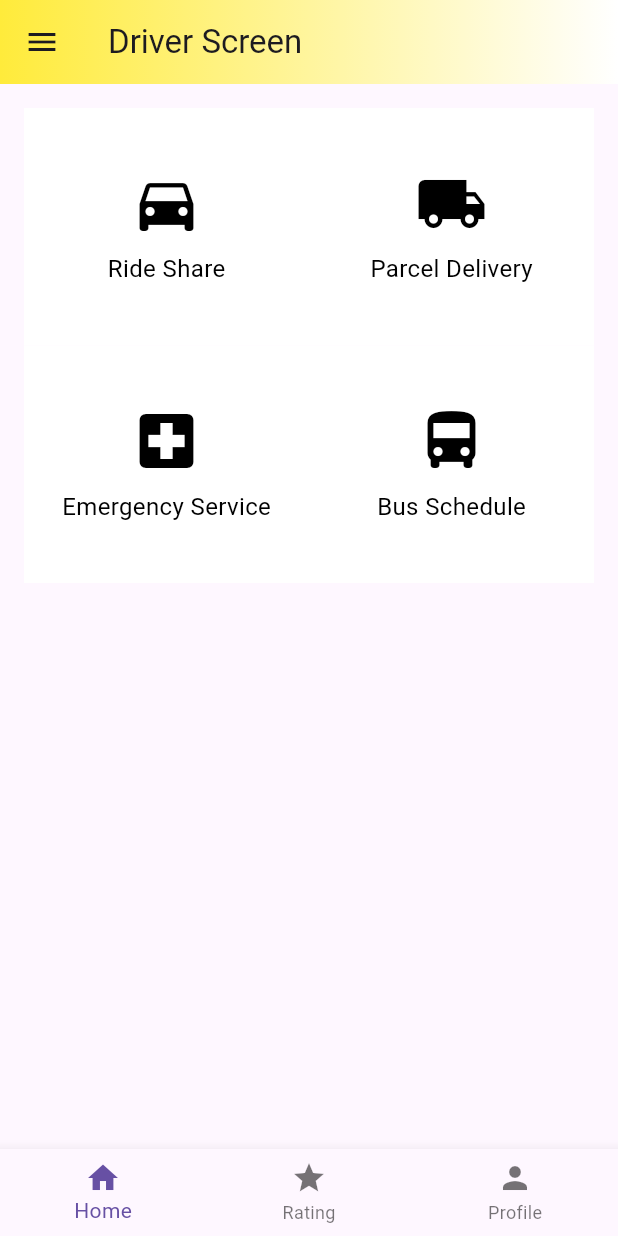
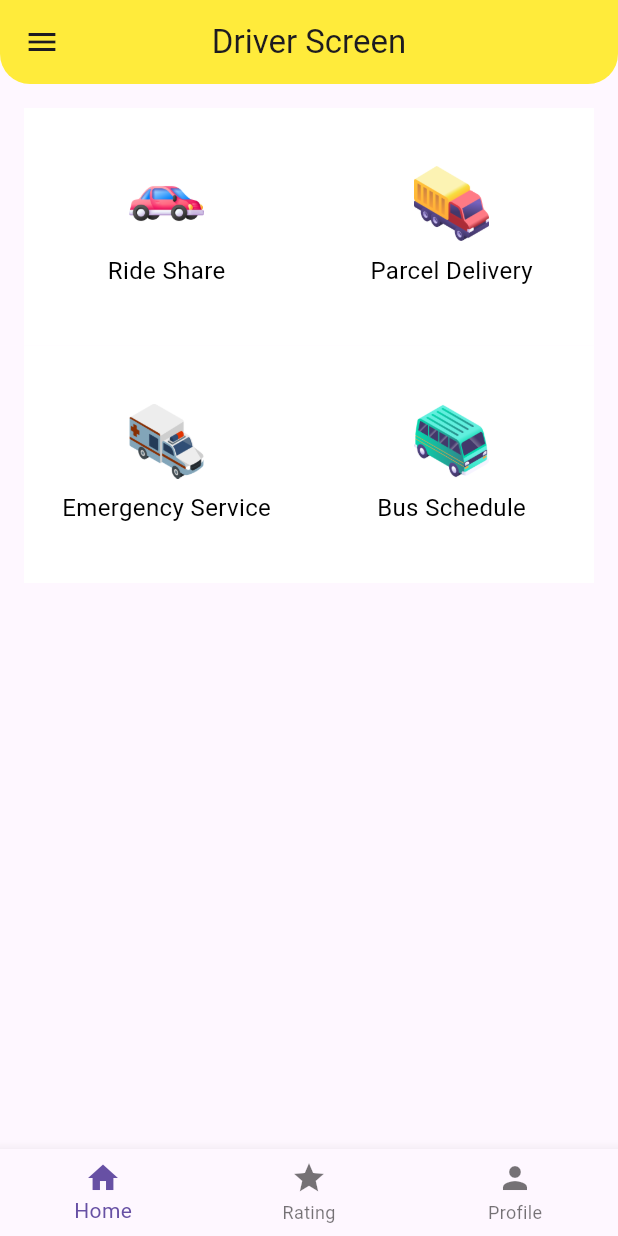
Before and after one commit to mibad862/EasyTransit, a Flutter app: the DriverScreen screen opened directly, on a phone screen of 412 x 824 dp. Run offline on Flutter 3.47's test engine with Material 3 defaults, Android fonts, the phone set to English and light mode, and no system bars; our stand-ins replace cloud_firestore, firebase_auth, firebase_core, firebase_storage, flutter_easyloading, geocoding and 7 more; missing offline and left inert: flutter_google_places_hoc081098, google_api_headers, google_maps_webservice, map_launcher, place_picker; accounts and stored records are empty.

```diff
--- a/lib/views/constants/constant.dart
+++ b/lib/constants/constant.dart
@@ -32,7 +32,7 @@ import 'package:place_picker/place_picker.dart';
 import 'package:url_launcher/url_launcher.dart';
 import 'package:uuid/uuid.dart';
 
-import '../../model/admin_commission.dart';
+import '../model/admin_commission.dart';
 import 'show_toast_dialog.dart';
 
 class Constant {
--- a/lib/driver_screen.dart
+++ /dev/null
@@ -1,205 +0,0 @@
-import 'package:demo_project1/views/passenger_screen.dart';
-import 'package:flutter/material.dart';
-import 'create_ride_screen.dart';
-
-class DriverScreen extends StatelessWidget {
-  const DriverScreen({super.key});
-
-  @override
-  Widget build(BuildContext context) {
-  int _currentIndex = 0;
-
-    return Scaffold(
-      appBar: AppBar(
-        backgroundColor: Colors.transparent,
-        flexibleSpace: Container(
-          decoration: BoxDecoration(
-            gradient: LinearGradient(
-              colors: [Colors.yellow, Colors.white],
-              begin: Alignment.topLeft,
-              end: Alignment.topRight,
-            ),
-          ),
-        ),
-        title: Text('Driver Screen'),
-      ),
-      drawer: buildDrawer(context), // Use a separate method for the drawer
-      body: buildBody(context), // Use a separate method for the body
-      bottomNavigationBar: BottomNavigationBar( // Add the bottom navigation bar
-        currentIndex: _currentIndex,
-        items: [
-          BottomNavigationBarItem(
-            icon: Icon(Icons.home),
-            label: 'Home',
-          ),
-          BottomNavigationBarItem(
-            icon: Icon(Icons.star),
-            label: 'Rating',
-          ),
-          BottomNavigationBarItem(
-            icon: Icon(Icons.person),
-            label: 'Profile',
-          ),
-        ],
-        onTap: (index) {
-          // Handle item tap to navigate to different sections
-          if (index == 0) {
-            // Navigate to the home section
-            Navigator.pop(context);
-          } else if (index == 1) {
-            // Navigate to the rating section (you can replace this with your own logic)
-            // Navigator.push(...);
-          } else if (index == 2) {
-            // Navigate to the profile section (you can replace this with your own logic)
-            // Navigator.push(...);
-          }
-        },
-      ),
-    );
-  }
-
-  Widget buildDrawer(BuildContext context) {
-    return Drawer(
-      child: Container(
-        decoration: BoxDecoration(
-          gradient: LinearGradient(
-            colors: [Colors.yellow, Colors.white],
-            begin: Alignment.topLeft,
-            end: Alignment.topRight,
-          ),
-        ),
-        child: ListView(
-          padding: EdgeInsets.zero,
-          children: <Widget>[
-            UserAccountsDrawerHeader(
-              decoration: BoxDecoration(
-                gradient: LinearGradient(
-                  colors: [Colors.yellow, Colors.white],
-                  begin: Alignment.topLeft,
-                  end: Alignment.topRight,
-                ),
-              ),
-              accountName: Text(
-                "Shaheryar",
-                style: TextStyle(
-                  fontSize: 18.0,
-                  color: Colors.black, // Set text color to black
-                ),
-              ),
-              accountEmail: Text(
-                "sharyarhanif2865@gmail.com",
-                style: TextStyle(
-                  color: Colors.black, // Set text color to black
-                ),
-              ),
-              currentAccountPicture: CircleAvatar(
-                backgroundColor: Colors.black,
-                child: Text(
-                  'S',
-                  style: TextStyle(fontSize: 40.0, color: Colors.white),
-                ),
-              ),
-            ),
-
-            _createDrawerItem(icon: Icons.home, text: 'Home', onTap: () => Navigator.pop(context)),
-            _createDrawerItem(icon: Icons.add_circle, text: 'Create Trip', onTap: () => Navigator.pop(context)),
-            _createDrawerItem(icon: Icons.receipt, text: 'Trip Requests', onTap: () => Navigator.pop(context)),
-            _createDrawerItem(icon: Icons.edit, text: 'Edit Profile', onTap: () => Navigator.pop(context)),
-            _createDrawerItem(icon: Icons.exit_to_app, text: 'Logout', onTap: () => Navigator.pop(context)),
-            _createDrawerItem(icon: Icons.security, text: 'Privacy Policy', onTap: () => Navigator.pop(context)),
-            SwitchListTile(
-              title: Text('Passenger Mode'),
-              value: false, // this should be a state variable
-              onChanged: (bool value) {
-                // Update the state of the app
-                if (value) {
-                  Navigator.of(context).pushReplacement(MaterialPageRoute(
-                    builder: (context) => PassengerScreen(),
-                  ));
-                } else {
-                  // Handle turning off Passenger Mode
-                }
-              },
-              secondary: Icon(Icons.person),
-            ),
-          ],
-        ),
-      ),
-    );
-  }
-
-  Widget _createDrawerItem({required IconData icon, required String text, required GestureTapCallback onTap}) {
-    return ListTile(
-      leading: Icon(icon),
-      title: Text(text),
-      onTap: onTap,
-    );
-  }
-
-  Widget buildBody(BuildContext context) {
-    return GridView.count(
-      crossAxisCount: 2,
-      padding: EdgeInsets.all(16.0),
-      childAspectRatio: 1.2,
-      children: [
-        _createBoxItem(
-          text: 'Ride Share',
-          icon: Icons.directions_car,
-          onTap: () {
-            Navigator.push(
-              context,
-              MaterialPageRoute(
-                builder: (context) => CreateRideScreen(),
-              ),
-            );
-          },
-        ),
-        _createBoxItem(
-          text: 'Parcel Delivery',
-          icon: Icons.local_shipping,
-          onTap: () {
-            // Handle the action for Parcel Delivery
-          },
-        ),
-        _createBoxItem(
-          text: 'Emergency Service',
-          icon: Icons.local_hospital,
-          onTap: () {
-            // Handle the action for Emergency Service
-          },
-        ),
-        _createBoxItem(
-          text: 'Bus Schedule',
-          icon: Icons.directions_bus,
-          onTap: () {
-            // Handle the action for Bus Schedule
-          },
-        ),
-      ],
-    );
-  }
-
-  Widget _createBoxItem({required String text, required IconData icon, required GestureTapCallback onTap}) {
-    return GestureDetector(
-      onTap: onTap,
-      child: Container(
-        color: Colors.white,
-        padding: EdgeInsets.all(16.0),
-        child: Column(
-          mainAxisAlignment: MainAxisAlignment.center,
-          children: [
-            Icon(icon, size: 48.0, color: Colors.black),
-            SizedBox(height: 8.0),
-            Text(
-              text,
-              style: TextStyle(
-                fontSize: 16.0,
-                color: Colors.black,
-              ),
-            ),
-          ],
-        ),
-      ),
-    );
-  }
-}
--- a/lib/main.dart
+++ b/lib/main.dart
@@ -1,4 +1,5 @@
 import 'package:demo_project1/firebase_options.dart';
+import 'package:demo_project1/home_screen.dart';
 import 'package:demo_project1/views/welcome_screen.dart';
 import 'package:firebase_core/firebase_core.dart';
 import 'package:flutter/material.dart';
@@ -22,7 +23,8 @@ class MyApp extends StatelessWidget {
       initialRoute: '/',
       routes: {
         '/': (context) => SplashScreen(),
-        '/login': (context) => const Welcome(), // Update to LoginPage
+        '/login': (context) => const Welcome(),
+        '/home': (context) => HomeScreen() // Update to LoginPage
         // '/otp': (context) => const OtpScreen(), // Update to LoginPage
 
         // Add routes for other pages here
--- a/lib/views/dilver_parcel_screen/create_parcel_request.dart
+++ b/lib/views/dilver_parcel_screen/create_parcel_request.dart
@@ -1,9 +1,9 @@
-import 'package:demo_project1/services/firebase_firestore_services.dart';
 import 'package:flutter/material.dart';
 
 import '../../common_widgets/common_appbar.dart';
 import '../../common_widgets/common_text_field.dart';
 import '../location/location_screen.dart';
+import '../../services/firebase_firestore_services.dart';
 
 class ParcelRequest extends StatefulWidget {
   @override
--- a/lib/views/driver_screen.dart
+++ b/lib/views/driver_section/driver_screen.dart
@@ -1,10 +1,12 @@
+import 'package:demo_project1/common_widgets/common_appbar.dart';
 import 'package:demo_project1/views/bus_schedule/bus_schedule.dart';
-import 'package:demo_project1/views/widgets/emergency_service.dart';
+import 'package:demo_project1/views/emergency_screen.dart/emergency_service.dart';
 import 'package:demo_project1/views/widgets/parcel_delivery.dart';
+import 'package:firebase_auth/firebase_auth.dart';
 import 'package:flutter/material.dart';
 
-import 'passenger_screen.dart'; // Import the passenger screen file
-import 'widgets/create_ride.dart';
+import '../passenger_section/passenger_screen.dart'; // Import the passenger screen file
+import '../widgets/create_ride.dart';
 
 class DriverScreen extends StatelessWidget {
   const DriverScreen(
@@ -15,25 +17,13 @@ class DriverScreen extends StatelessWidget {
     int _currentIndex = 0;
 
     return Scaffold(
-      appBar: AppBar(
-        backgroundColor: Colors.transparent,
-        flexibleSpace: Container(
-          decoration: BoxDecoration(
-            gradient: LinearGradient(
-              colors: [Colors.yellow, Colors.white],
-              begin: Alignment.topLeft,
-              end: Alignment.topRight,
-            ),
-          ),
-        ),
-        title: Text('Driver Screen'),
-      ),
+      appBar: const CommonAppBar(title: "Driver Screen", showicon: false),
       drawer: buildDrawer(context), // Use a separate method for the drawer
       body: buildBody(context), // Use a separate method for the body
       bottomNavigationBar: BottomNavigationBar(
         // Add the bottom navigation bar
         currentIndex: _currentIndex,
-        items: [
+        items: const [
           BottomNavigationBarItem(
             icon: Icon(Icons.home),
             label: 'Home',
@@ -67,7 +57,7 @@ class DriverScreen extends StatelessWidget {
   Widget buildDrawer(BuildContext context) {
     return Drawer(
       child: Container(
-        decoration: BoxDecoration(
+        decoration: const BoxDecoration(
           gradient: LinearGradient(
             colors: [Colors.yellow, Colors.white],
             begin: Alignment.topLeft,
@@ -77,7 +67,7 @@ class DriverScreen extends StatelessWidget {
         child: ListView(
           padding: EdgeInsets.zero,
           children: <Widget>[
-            UserAccountsDrawerHeader(
+            const UserAccountsDrawerHeader(
               decoration: BoxDecoration(
                 gradient: LinearGradient(
                   colors: [Colors.yellow, Colors.white],
@@ -123,27 +113,37 @@ class DriverScreen extends StatelessWidget {
                 text: 'Edit Profile',
                 onTap: () => Navigator.pop(context)),
             _createDrawerItem(
-                icon: Icons.exit_to_app,
-                text: 'Logout',
-                onTap: () => Navigator.pop(context)),
+              icon: Icons.exit_to_app,
+              text: 'Logout',
+              onTap: () {
+                FirebaseAuth.instance.signOut().then((_) {
+                  Navigator.pop(context); // Close the drawer
+                  Navigator.pushReplacementNamed(
+                      context, '/login'); // Navigate to login screen
+                }).catchError((error) {
+                  print("Error signing out: $error");
+                  // Handle error if any
+                });
+              },
+            ),
             _createDrawerItem(
                 icon: Icons.security,
                 text: 'Privacy Policy',
                 onTap: () => Navigator.pop(context)),
             SwitchListTile(
-              title: Text('Passenger Mode'),
+              title: const Text('Passenger Mode'),
               value: false, // this should be a state variable
               onChanged: (bool value) {
                 // Update the state of the app
                 if (value) {
                   Navigator.of(context).pushReplacement(MaterialPageRoute(
-                    builder: (context) => PassengerScreen(),
+                    builder: (context) => const PassengerScreen(),
                   ));
                 } else {
                   // Handle turning off Passenger Mode
                 }
               },
-              secondary: Icon(Icons.person),
+              secondary: const Icon(Icons.person),
             ),
           ],
         ),
@@ -165,12 +165,12 @@ class DriverScreen extends StatelessWidget {
   Widget buildBody(BuildContext context) {
     return GridView.count(
       crossAxisCount: 2,
-      padding: EdgeInsets.all(16.0),
+      padding: const EdgeInsets.all(16.0),
       childAspectRatio: 1.2,
       children: [
         _createBoxItem(
           text: 'Ride Share',
-          icon: Icons.directions_car,
+          imgPath: "assets/images/3d-car.png",
           onTap: () {
             // Navigator.push(
             //   context,
@@ -188,7 +188,7 @@ class DriverScreen extends StatelessWidget {
         ),
         _createBoxItem(
           text: 'Parcel Delivery',
-          icon: Icons.local_shipping,
+          imgPath: "assets/images/3d-truck.png",
           onTap: () {
             Navigator.push(
               context,
@@ -201,7 +201,7 @@ class DriverScreen extends StatelessWidget {
         ),
         _createBoxItem(
           text: 'Emergency Service',
-          icon: Icons.local_hospital,
+          imgPath: "assets/images/ambulance.png",
           onTap: () {
             Navigator.push(
               context,
@@ -214,7 +214,7 @@ class DriverScreen extends StatelessWidget {
         ),
         _createBoxItem(
           text: 'Bus Schedule',
-          icon: Icons.directions_bus,
+          imgPath: "assets/images/van.png",
           onTap: () {
             Navigator.push(
               context,
@@ -231,23 +231,30 @@ class DriverScreen extends StatelessWidget {
 
   Widget _createBoxItem(
       {required String text,
-      required IconData icon,
+      required String imgPath,
       required GestureTapCallback onTap}) {
     return GestureDetector(
       onTap: onTap,
       child: Container(
         color: Colors.white,
-        padding: EdgeInsets.all(16.0),
+        padding: const EdgeInsets.all(16.0),
         child: Column(
           mainAxisAlignment: MainAxisAlignment.center,
           children: [
-            Icon(icon, size: 48.0, color: Colors.black),
-            SizedBox(height: 8.0),
-            Text(
-              text,
-              style: TextStyle(
-                fontSize: 16.0,
-                color: Colors.black,
+            Image.asset(
+              imgPath,
+              fit: BoxFit.cover,
+              height: 50,
+            ),
+            const SizedBox(height: 8.0),
+            FittedBox(
+              fit: BoxFit.none,
+              child: Text(
+                text,
+                style: const TextStyle(
+                  fontSize: 16.0,
+                  color: Colors.black,
+                ),
               ),
             ),
           ],
--- a/lib/views/location/utils.dart
+++ b/lib/views/location/utils.dart
@@ -1,6 +1,6 @@
 import 'dart:async';
-import 'package:demo_project1/views/constants/constant.dart';
-import 'package:demo_project1/views/constants/show_toast_dialog.dart';
+import 'package:demo_project1/constants/constant.dart';
+import 'package:demo_project1/constants/show_toast_dialog.dart';
 import 'package:flutter/material.dart';
 import 'package:flutter_google_places_hoc081098/flutter_google_places_hoc081098.dart';
 import 'package:geolocator/geolocator.dart';
```
Also changed, not shown: lib/home_screen.dart (+16 -9 lines), lib/services/firebase_firestore_services.dart (+44 -5 lines), lib/views/emergency_screen.dart/emergency_service.dart (renamed from lib/views/widgets/emergency_service.dart, +13 -2 lines), lib/views/home_screen.dart (+31 -25 lines), lib/views/passenger_section/passenger_screen.dart (renamed from lib/views/passenger_screen.dart, +22 -9 lines), lib/views/splash_screen.dart (+21 -5 lines), lib/constants/show_toast_dialog.dart (renamed from lib/views/constants/show_toast_dialog.dart).
